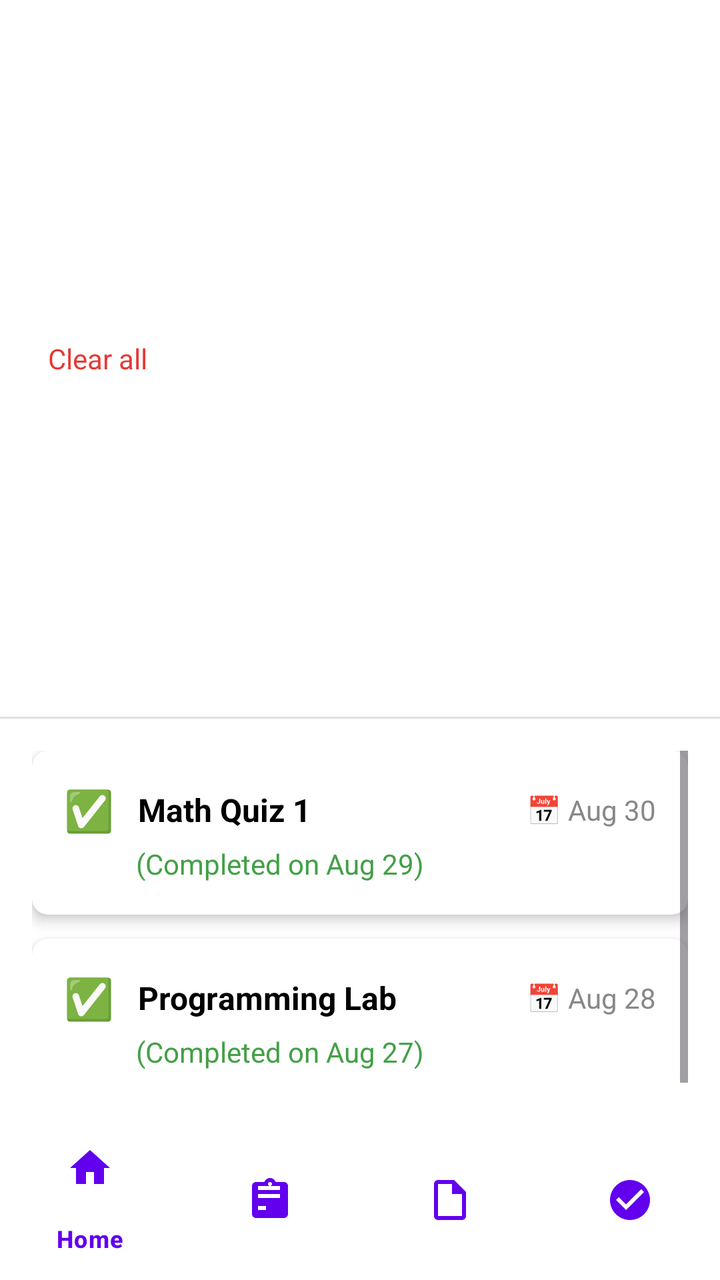
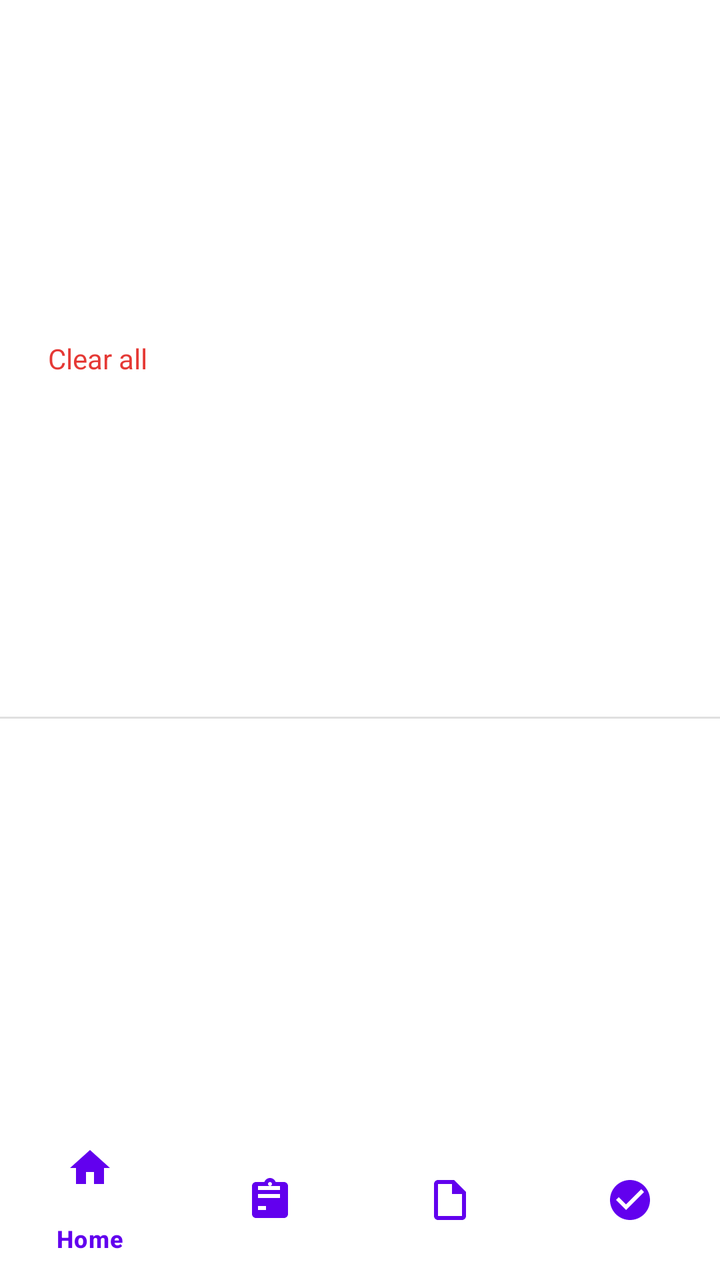

Screens rendered from an Android XML layout before and after an edit, with the pre-edit source and the edit as a unified diff.
<!-- AndroidManifest.xml: application theme Theme.Group4MidtermActivity -->
<!-- res/layout/activity_completed_tasks.xml -->
<?xml version="1.0" encoding="utf-8"?>
<LinearLayout xmlns:android="http://schemas.android.com/apk/res/android"
    xmlns:app="http://schemas.android.com/apk/res-auto"
    android:layout_width="match_parent"
    android:layout_height="match_parent"
    android:orientation="vertical"
    android:background="#FFFFFF">

    
    <androidx.appcompat.widget.Toolbar
        android:layout_width="match_parent"
        android:layout_height="wrap_content"
        android:minHeight="?attr/actionBarSize"
        android:paddingStart="16dp"
        android:paddingEnd="8dp">

        <TextView
            android:layout_width="0dp"
            android:layout_height="wrap_content"
            android:layout_weight="1"
            android:text="Completed Tasks"
            android:textSize="20sp"
            android:textStyle="bold"
            android:textColor="#000000" />

        <TextView
            android:id="@+id/btn_clear_all"
            android:layout_width="wrap_content"
            android:layout_height="wrap_content"
            android:text="Clear all"
            android:textSize="14sp"
            android:textColor="#E53935"
            android:padding="8dp"
            android:background="?attr/selectableItemBackgroundBorderless" />

    </androidx.appcompat.widget.Toolbar>

    
    <View
        android:layout_width="match_parent"
        android:layout_height="1dp"
        android:background="#E0E0E0" />

    
    <ScrollView
        android:layout_width="match_parent"
        android:layout_height="0dp"
        android:layout_weight="1"
        android:padding="16dp">

        <LinearLayout
            android:layout_width="match_parent"
            android:layout_height="wrap_content"
            android:orientation="vertical">

            
            <androidx.cardview.widget.CardView
                android:id="@+id/completed_task_1"
                android:layout_width="match_parent"
                android:layout_height="wrap_content"
                android:layout_marginBottom="12dp"
                app:cardCornerRadius="8dp"
                app:cardElevation="4dp"
                app:cardBackgroundColor="#FFFFFF"
                android:clickable="true"
                android:focusable="true"
                android:foreground="?attr/selectableItemBackground">

                <LinearLayout
                    android:layout_width="match_parent"
                    android:layout_height="wrap_content"
                    android:orientation="vertical"
                    android:padding="16dp">

                    
                    <LinearLayout
                        android:layout_width="match_parent"
                        android:layout_height="wrap_content"
                        android:orientation="horizontal"
                        android:gravity="center_vertical">

                        <TextView
                            android:layout_width="wrap_content"
                            android:layout_height="wrap_content"
                            android:text="✅"
                            android:textSize="20sp"
                            android:layout_marginEnd="12dp" />

                        <TextView
                            android:layout_width="0dp"
                            android:layout_height="wrap_content"
                            android:layout_weight="1"
                            android:text="Math Quiz 1"
                            android:textSize="16sp"
                            android:textStyle="bold"
                            android:textColor="#000000" />

                        <TextView
                            android:layout_width="wrap_content"
                            android:layout_height="wrap_content"
                            android:text="📅 Aug 30"
                            android:textSize="14sp"
                            android:textColor="#888888" />
                    </LinearLayout>

                    
                    <TextView
                        android:layout_width="wrap_content"
                        android:layout_height="wrap_content"
                        android:text="(Completed on Aug 29)"
                        android:textSize="14sp"
                        android:textColor="#43A047"
                        android:layout_marginStart="36dp"
                        android:layout_marginTop="4dp" />

                </LinearLayout>
            </androidx.cardview.widget.CardView>

            
            <androidx.cardview.widget.CardView
                android:id="@+id/completed_task_2"
                android:layout_width="match_parent"
                android:layout_height="wrap_content"
                android:layout_marginBottom="12dp"
                app:cardCornerRadius="8dp"
                app:cardElevation="4dp"
                app:cardBackgroundColor="#FFFFFF"
                android:clickable="true"
                android:focusable="true"
                android:foreground="?attr/selectableItemBackground">

                <LinearLayout
                    android:layout_width="match_parent"
                    android:layout_height="wrap_content"
                    android:orientation="vertical"
                    android:padding="16dp">

                    
                    <LinearLayout
                        android:layout_width="match_parent"
                        android:layout_height="wrap_content"
                        android:orientation="horizontal"
                        android:gravity="center_vertical">

                        <TextView
                            android:layout_width="wrap_content"
                            android:layout_height="wrap_content"
                            android:text="✅"
                            android:textSize="20sp"
                            android:layout_marginEnd="12dp" />

                        <TextView
                            android:layout_width="0dp"
                            android:layout_height="wrap_content"
                            android:layout_weight="1"
                            android:text="Programming Lab"
                            android:textSize="16sp"
                            android:textStyle="bold"
                            android:textColor="#000000" />

                        <TextView
                            android:layout_width="wrap_content"
                            android:layout_height="wrap_content"
                            android:text="📅 Aug 28"
                            android:textSize="14sp"
                            android:textColor="#888888" />
                    </LinearLayout>

                    
                    <TextView
                        android:layout_width="wrap_content"
                        android:layout_height="wrap_content"
                        android:text="(Completed on Aug 27)"
                        android:textSize="14sp"
                        android:textColor="#43A047"
                        android:layout_marginStart="36dp"
                        android:layout_marginTop="4dp" />

                </LinearLayout>
            </androidx.cardview.widget.CardView>

            
            

        </LinearLayout>
    </ScrollView>

    
    <com.google.android.material.bottomnavigation.BottomNavigationView
        android:id="@+id/bottom_navigation"
        android:layout_width="match_parent"
        android:layout_height="wrap_content"
        android:background="#FFFFFF"
        app:menu="@menu/bottom_nav_menu"
        app:itemIconTint="#6200EE"
        app:itemTextColor="#6200EE" />

</LinearLayout>
<!-- resources referenced by this layout -->
<resources>
  <style name="Theme.Group4MidtermActivity" parent="Base.Theme.Group4MidtermActivity" />
  <style name="Base.Theme.Group4MidtermActivity" parent="Theme.Material3.DayNight.NoActionBar">
          
          
      </style>
</resources>

<!-- the commit's change to res/layout/activity_completed_tasks.xml (unified diff, before → after) -->
@@ -54,133 +54,11 @@
             android:orientation="vertical">
 
             
-            <androidx.cardview.widget.CardView
-                android:id="@+id/completed_task_1"
+            <LinearLayout
+                android:id="@+id/completed_task_container"
                 android:layout_width="match_parent"
                 android:layout_height="wrap_content"
-                android:layout_marginBottom="12dp"
-                app:cardCornerRadius="8dp"
-                app:cardElevation="4dp"
-                app:cardBackgroundColor="#FFFFFF"
-                android:clickable="true"
-                android:focusable="true"
-                android:foreground="?attr/selectableItemBackground">
-
-                <LinearLayout
-                    android:layout_width="match_parent"
-                    android:layout_height="wrap_content"
-                    android:orientation="vertical"
-                    android:padding="16dp">
-
-                    
-                    <LinearLayout
-                        android:layout_width="match_parent"
-                        android:layout_height="wrap_content"
-                        android:orientation="horizontal"
-                        android:gravity="center_vertical">
-
-                        <TextView
-                            android:layout_width="wrap_content"
-                            android:layout_height="wrap_content"
-                            android:text="✅"
-                            android:textSize="20sp"
-                            android:layout_marginEnd="12dp" />
-
-                        <TextView
-                            android:layout_width="0dp"
-                            android:layout_height="wrap_content"
-                            android:layout_weight="1"
-                            android:text="Math Quiz 1"
-                            android:textSize="16sp"
-                            android:textStyle="bold"
-                            android:textColor="#000000" />
-
-                        <TextView
-                            android:layout_width="wrap_content"
-                            android:layout_height="wrap_content"
-                            android:text="📅 Aug 30"
-                            android:textSize="14sp"
-                            android:textColor="#888888" />
-                    </LinearLayout>
-
-                    
-                    <TextView
-                        android:layout_width="wrap_content"
-                        android:layout_height="wrap_content"
-                        android:text="(Completed on Aug 29)"
-                        android:textSize="14sp"
-                        android:textColor="#43A047"
-                        android:layout_marginStart="36dp"
-                        android:layout_marginTop="4dp" />
-
-                </LinearLayout>
-            </androidx.cardview.widget.CardView>
-
-            
-            <androidx.cardview.widget.CardView
-                android:id="@+id/completed_task_2"
-                android:layout_width="match_parent"
-                android:layout_height="wrap_content"
-                android:layout_marginBottom="12dp"
-                app:cardCornerRadius="8dp"
-                app:cardElevation="4dp"
-                app:cardBackgroundColor="#FFFFFF"
-                android:clickable="true"
-                android:focusable="true"
-                android:foreground="?attr/selectableItemBackground">
-
-                <LinearLayout
-                    android:layout_width="match_parent"
-                    android:layout_height="wrap_content"
-                    android:orientation="vertical"
-                    android:padding="16dp">
-
-                    
-                    <LinearLayout
-                        android:layout_width="match_parent"
-                        android:layout_height="wrap_content"
-                        android:orientation="horizontal"
-                        android:gravity="center_vertical">
-
-                        <TextView
-                            android:layout_width="wrap_content"
-                            android:layout_height="wrap_content"
-                            android:text="✅"
-                            android:textSize="20sp"
-                            android:layout_marginEnd="12dp" />
-
-                        <TextView
-                            android:layout_width="0dp"
-                            android:layout_height="wrap_content"
-                            android:layout_weight="1"
-                            android:text="Programming Lab"
-                            android:textSize="16sp"
-                            android:textStyle="bold"
-                            android:textColor="#000000" />
-
-                        <TextView
-                            android:layout_width="wrap_content"
-                            android:layout_height="wrap_content"
-                            android:text="📅 Aug 28"
-                            android:textSize="14sp"
-                            android:textColor="#888888" />
-                    </LinearLayout>
-
-                    
-                    <TextView
-                        android:layout_width="wrap_content"
-                        android:layout_height="wrap_content"
-                        android:text="(Completed on Aug 27)"
-                        android:textSize="14sp"
-                        android:textColor="#43A047"
-                        android:layout_marginStart="36dp"
-                        android:layout_marginTop="4dp" />
-
-                </LinearLayout>
-            </androidx.cardview.widget.CardView>
-
-            
-            
+                android:orientation="vertical" />
 
         </LinearLayout>
     </ScrollView>
